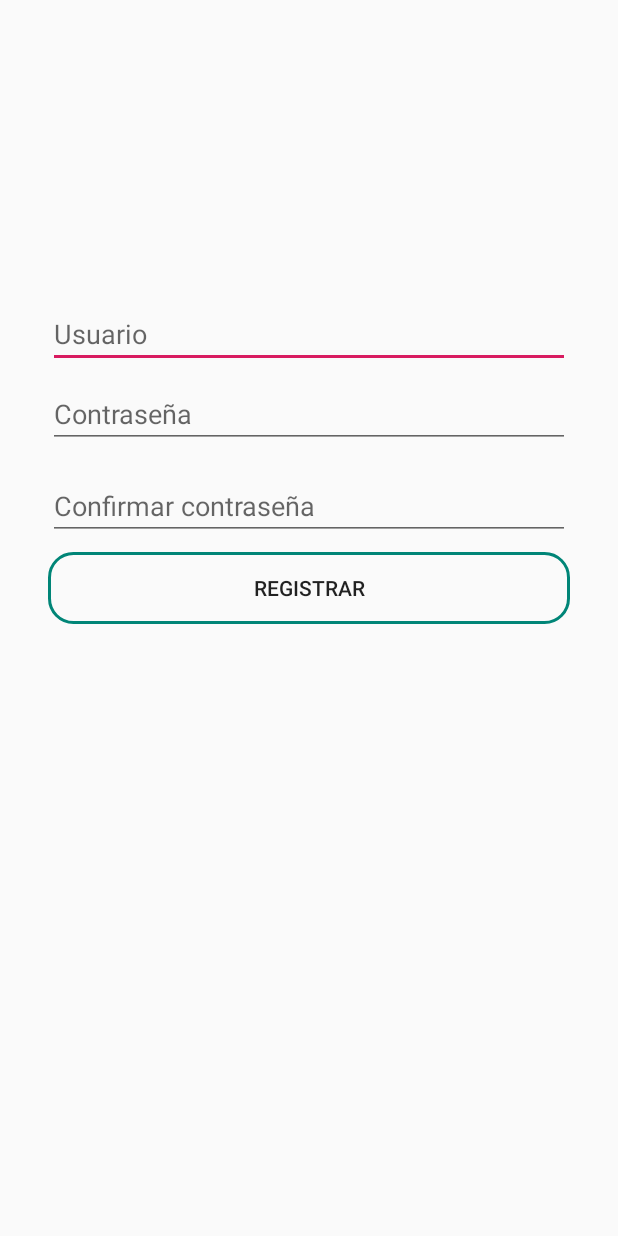
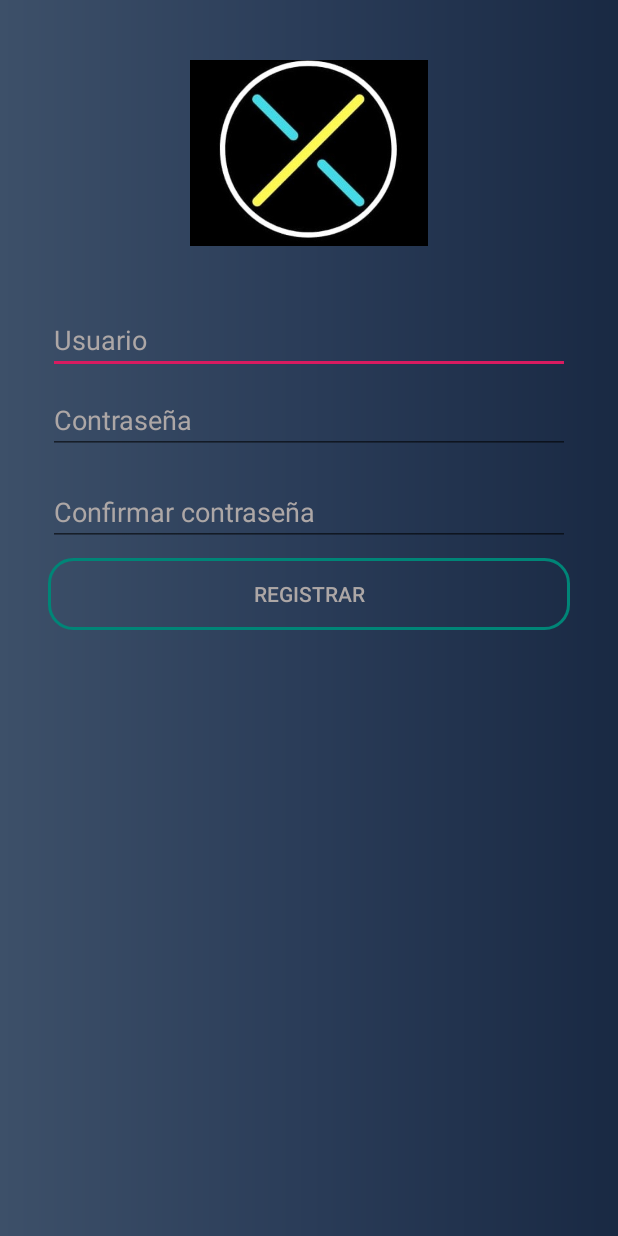
Before and after one commit to JuanfAlfonso/Tiempo, an Android app: the layout activity__usuario_registrar.xml on its own in the app's theme, with its tools: preview values and no code run, on a phone screen of 412 x 824 dp. Run offline under Robolectric (Android 15) with nearby library versions, the light colour scheme and no system bars.

Commit message:
cambio vista login, registro y previo cambio en activity duo

```diff
--- /dev/null
+++ b/app/src/main/res/drawable/gradient.xml
@@ -0,0 +1,11 @@
+<?xml version="1.0" encoding="utf-8"?>
+<shape xmlns:android="http://schemas.android.com/apk/res/android"
+    android:shape="rectangle">
+    <gradient
+        android:startColor="#3D5069"
+        android:centerColor="#2A3c58"
+        android:endColor="#192943"
+        android:angle="0"/>
+    <corners
+        android:radius="0dp"/>
+</shape>
--- a/app/src/main/res/layout/activity__usuario_registrar.xml
+++ b/app/src/main/res/layout/activity__usuario_registrar.xml
@@ -4,6 +4,7 @@
     xmlns:tools="http://schemas.android.com/tools"
     android:layout_width="match_parent"
     android:layout_height="match_parent"
+    android:background="@drawable/gradient"
     tools:context=".vista.Activity_UsuarioRegistrar">
 
     <EditText
@@ -12,16 +13,18 @@
         android:layout_height="wrap_content"
         android:layout_marginStart="32dp"
         android:layout_marginLeft="32dp"
-        android:layout_marginTop="200dp"
+        android:layout_marginTop="40dp"
         android:layout_marginEnd="32dp"
         android:layout_marginRight="32dp"
         android:autofillHints=""
         android:ems="10"
         android:hint="Usuario"
         android:inputType="textEmailAddress"
+        android:textColor="#ADA7A6"
+        android:textColorHint="#ADA7A6"
         app:layout_constraintEnd_toEndOf="parent"
         app:layout_constraintStart_toStartOf="parent"
-        app:layout_constraintTop_toTopOf="parent" />
+        app:layout_constraintTop_toBottomOf="@+id/imageView3" />
 
     <EditText
         android:id="@+id/Pass"
@@ -29,6 +32,8 @@
         android:layout_height="wrap_content"
         android:layout_marginStart="32dp"
         android:layout_marginLeft="32dp"
+        android:textColor="#ADA7A6"
+        android:textColorHint="#ADA7A6"
         android:layout_marginTop="8dp"
         android:layout_marginEnd="32dp"
         android:layout_marginRight="32dp"
@@ -47,6 +52,8 @@
         android:layout_marginLeft="32dp"
         android:layout_marginTop="16dp"
         android:layout_marginEnd="32dp"
+        android:textColor="#ADA7A6"
+        android:textColorHint="#ADA7A6"
         android:layout_marginRight="32dp"
         android:ems="10"
         android:hint="@string/PasswordRepit"
@@ -62,6 +69,7 @@
         android:layout_height="wrap_content"
         android:layout_marginStart="32dp"
         android:layout_marginLeft="32dp"
+        android:textColor="#ADA7A6"
         android:layout_marginTop="8dp"
         android:layout_marginEnd="32dp"
         android:layout_marginRight="32dp"
@@ -72,4 +80,18 @@
         app:layout_constraintStart_toStartOf="parent"
         app:layout_constraintTop_toBottomOf="@+id/ConfiPass" />
 
+    <ImageView
+        android:id="@+id/imageView3"
+        android:layout_width="240dp"
+        android:layout_height="124dp"
+        android:layout_marginStart="8dp"
+        android:layout_marginLeft="8dp"
+        android:layout_marginTop="40dp"
+        android:layout_marginEnd="8dp"
+        android:layout_marginRight="8dp"
+        app:layout_constraintEnd_toEndOf="parent"
+        app:layout_constraintStart_toStartOf="parent"
+        app:layout_constraintTop_toTopOf="parent"
+        app:srcCompat="@drawable/self" />
+
 </android.support.constraint.ConstraintLayout>
--- a/app/src/main/res/values/styles.xml
+++ b/app/src/main/res/values/styles.xml
@@ -1,7 +1,7 @@
 <resources>
 
     <!-- Base application theme. -->
-    <style name="AppTheme" parent="Theme.AppCompat.Light.DarkActionBar">
+    <style name="AppTheme" parent="Theme.AppCompat.Light.NoActionBar">
         <!-- Customize your theme here. -->
         <item name="colorPrimary">@color/colorPrimary</item>
         <item name="colorPrimaryDark">@color/colorPrimaryDark</item>
--- a/build.gradle
+++ b/build.gradle
@@ -8,7 +8,7 @@ buildscript {
 
     }
     dependencies {
-        classpath 'com.android.tools.build:gradle:3.3.2'
+        classpath 'com.android.tools.build:gradle:3.4.0'
 
         // NOTE: Do not place your application dependencies here; they belong
         // in the individual module build.gradle files
```
Also changed, not shown: app/src/main/res/layout/activity_duo.xml (+11 -16 lines), app/src/main/res/layout/activity_login.xml (+25 -5 lines), app/src/main/res/drawable-v24/actividadesicono.png, app/src/main/res/drawable/self.jpeg (added), gradle/wrapper/gradle-wrapper.properties.
